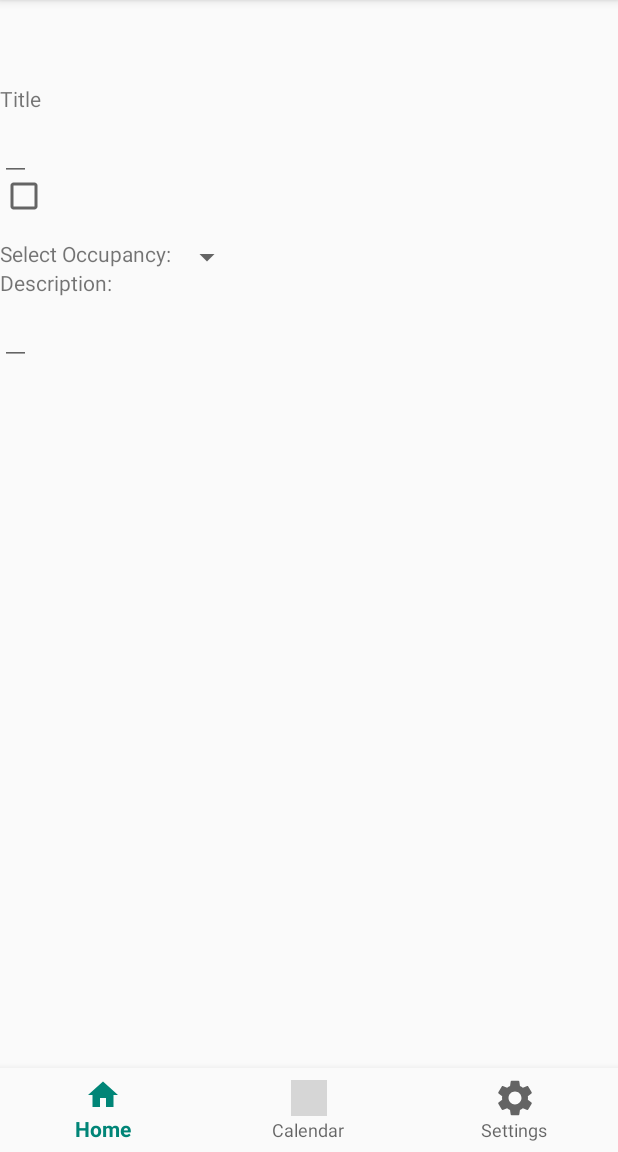
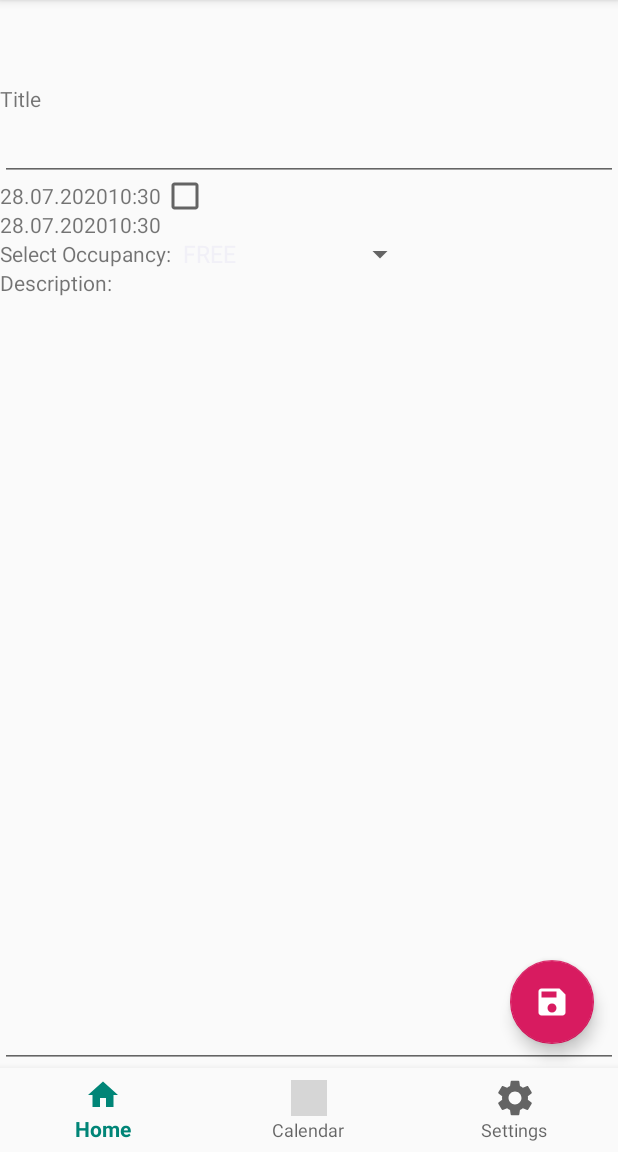
Before and after one commit to marcusrunge/RoomInfo.Droid, an Android app: the AgendaItemFragment screen opened through its navigation route, on a phone screen of 412 x 824 dp, the part 84-1236 px from its top. Run offline under Robolectric (Android 15) with nearby library versions, the phone set to English and light mode, and no system bars; our stand-ins replace Dagger/Hilt's generated code, Room's generated code, data binding, navigation-ui; libraries missing offline, so code that uses them is left out: androidx.databinding.library; 1 statement that could not run was skipped; grey boxes are pictures that could not be loaded.

Commit message:
ADDED more layout code for AgendaItem

```diff
--- /dev/null
+++ b/app/src/main/kotlin/com/marcusrunge/roominfo/adapter/SpinnerViewBindingsAdapter.kt
@@ -0,0 +1,31 @@
+package com.marcusrunge.roominfo.adapter
+
+import android.widget.AdapterView
+import android.widget.ArrayAdapter
+import android.widget.Spinner
+import androidx.databinding.BindingAdapter
+
+object SpinnerViewBindingsAdapter {
+
+    @BindingAdapter("setArrayAdapter")
+    @JvmStatic
+    fun bindArrayAdapter(spinner: Spinner, adapter: ArrayAdapter<CharSequence>?) {
+        adapter?.setDropDownViewResource(android.R.layout.simple_spinner_dropdown_item)
+        spinner.adapter = adapter
+    }
+
+    @BindingAdapter("setSelection")
+    @JvmStatic
+    fun bindSelection(spinner: Spinner, selection: Int) {
+        spinner.setSelection(selection)
+    }
+
+    @BindingAdapter("setsetOnItemSelectedListener")
+    @JvmStatic
+    fun bindsetOnItemSelectedListener(
+        spinner: Spinner,
+        onItemSelectedListener: AdapterView.OnItemSelectedListener
+    ) {
+        spinner.onItemSelectedListener = onItemSelectedListener
+    }
+}
--- a/app/src/main/kotlin/com/marcusrunge/roominfo/ui/agendaitem/AgendaItemFragment.kt
+++ b/app/src/main/kotlin/com/marcusrunge/roominfo/ui/agendaitem/AgendaItemFragment.kt
@@ -33,6 +33,7 @@ class AgendaItemFragment : Fragment() {
         binding.lifecycleOwner = this
         val viewmodel = ViewModelProvider(this, viewModelFactory)[AgendaItemViewModel::class.java]
         binding.viewmodel = viewmodel
+        viewmodel.id = arguments?.let { AgendaItemFragmentArgs.fromBundle(it).itemId }!!
         return binding.root
     }
 }
--- a/app/src/main/kotlin/com/marcusrunge/roominfo/ui/agendaitem/AgendaItemViewModel.kt
+++ b/app/src/main/kotlin/com/marcusrunge/roominfo/ui/agendaitem/AgendaItemViewModel.kt
@@ -1,15 +1,126 @@
 package com.marcusrunge.roominfo.ui.agendaitem
 
+import android.view.View
+import android.widget.AdapterView
+import android.widget.ArrayAdapter
+import androidx.databinding.Bindable
+import androidx.databinding.library.baseAdapters.BR
+import com.marcusrunge.roominfo.R
 import com.marcusrunge.roominfo.data.interfaces.Data
 import com.marcusrunge.roominfo.models.AgendaItem
 import com.marcusrunge.roominfo.models.ApplicationResource
 import com.marcusrunge.roominfo.ui.ViewModelBase
+import java.time.LocalDateTime
+import java.time.format.DateTimeFormatter
 import javax.inject.Inject
+import kotlin.properties.Delegates
 
 class AgendaItemViewModel @Inject constructor(
     private val applicationResource: ApplicationResource,
     private val data: Data
-) : ViewModelBase() {
+) : ViewModelBase(), AdapterView.OnItemSelectedListener {
+    var id by Delegates.notNull<Long>()
+    private val current = LocalDateTime.now()
+    private val dateFormatter = DateTimeFormatter.ofPattern("dd.MM.yyyy")
+    private val timeFormatter = DateTimeFormatter.ofPattern("HH:mm")
+
+    @get:Bindable
+    var occupancyAdapter: ArrayAdapter<CharSequence>? = ArrayAdapter.createFromResource(
+        applicationResource.applicationContext!!,
+        R.array.occupancy,
+        android.R.layout.simple_spinner_item
+    )
+        set(value) {
+            field = value
+            notifyPropertyChanged(BR.occupancyAdapter)
+        }
+
+    @get:Bindable
+    var occupancySelection: Int? = 0
+        set(value) {
+            if (field != value) {
+                field = value
+                notifyPropertyChanged(BR.occupancySelection)
+            }
+        }
+
+    @get:Bindable
+    var agendaItemTitle: String? = null
+        set(value) {
+            field = value
+            notifyPropertyChanged(BR.agendaItemTitle)
+        }
+
+    @get:Bindable
+    var startDate: String? = current.format(dateFormatter)
+        set(value) {
+            field = value
+            notifyPropertyChanged(BR.startDate)
+        }
+
+    @get:Bindable
+    var startTime: String? = current.format(timeFormatter)
+        set(value) {
+            field = value
+            notifyPropertyChanged(BR.startTime)
+        }
+
+    @get:Bindable
+    var allDay: Boolean? = null
+        set(value) {
+            field = value
+            notifyPropertyChanged(BR.allDay)
+        }
+
+    @get:Bindable
+    var endDate: String? = current.format(dateFormatter)
+        set(value) {
+            field = value
+            notifyPropertyChanged(BR.endDate)
+        }
+
+    @get:Bindable
+    var endTime: String? = current.format(timeFormatter)
+        set(value) {
+            field = value
+            notifyPropertyChanged(BR.endTime)
+        }
+
+    @get:Bindable
+    var occupancy: Int? = null
+        set(value) {
+            field = value
+            notifyPropertyChanged(BR.occupancy)
+        }
+
+    @get:Bindable
+    var description: String? = null
+        set(value) {
+            field = value
+            notifyPropertyChanged(BR.description)
+        }
+
+    fun saveAgendaItem() {
+        if (id > 0) {
+            //TODO: Update
+        } else {
+            //TODO: Add
+        }
+    }
+
+    fun openPicker(view: View) {
+        when (view.id) {
+            R.id.startDate -> {
+            }
+            R.id.startTime -> {
+            }
+            R.id.endDate -> {
+            }
+            R.id.endTime -> {
+            }
+        }
+    }
+
     private fun addAgendaItem(agendaItem: AgendaItem) {
         data.agendaItems.insert(
             com.marcusrunge.roominfo.data.models.AgendaItem(
@@ -45,6 +156,14 @@ class AgendaItemViewModel @Inject constructor(
     }
 
     override fun updateView(obj: Any) {
-        TODO("Not yet implemented")
+        //TODO("Not yet implemented")
+    }
+
+    override fun onNothingSelected(p0: AdapterView<*>?) {
+        //TODO("Not yet implemented")
+    }
+
+    override fun onItemSelected(p0: AdapterView<*>?, p1: View?, p2: Int, p3: Long) {
+        if (p2 != occupancySelection) occupancySelection = p2
     }
 }
--- /dev/null
+++ b/app/src/main/res/drawable/ic_save.xml
@@ -0,0 +1,9 @@
+<vector xmlns:android="http://schemas.android.com/apk/res/android"
+    android:width="24dp"
+    android:height="24dp"
+    android:viewportWidth="24"
+    android:viewportHeight="24">
+  <path
+      android:fillColor="#FFF"
+      android:pathData="M17,3L5,3c-1.11,0 -2,0.9 -2,2v14c0,1.1 0.89,2 2,2h14c1.1,0 2,-0.9 2,-2L21,7l-4,-4zM12,19c-1.66,0 -3,-1.34 -3,-3s1.34,-3 3,-3 3,1.34 3,3 -1.34,3 -3,3zM15,9L5,9L5,5h10v4z" />
+</vector>
--- a/app/src/main/res/layout/fragment_agendaitem.xml
+++ b/app/src/main/res/layout/fragment_agendaitem.xml
@@ -1,5 +1,6 @@
 <?xml version="1.0" encoding="utf-8"?>
-<layout xmlns:app="http://schemas.android.com/apk/res-auto">
+<layout xmlns:android="http://schemas.android.com/apk/res/android"
+    xmlns:app="http://schemas.android.com/apk/res-auto">
 
     <data>
 
@@ -8,9 +9,10 @@
             type="com.marcusrunge.roominfo.ui.agendaitem.AgendaItemViewModel" />
     </data>
 
-    <androidx.constraintlayout.widget.ConstraintLayout xmlns:android="http://schemas.android.com/apk/res/android"
+    <androidx.constraintlayout.widget.ConstraintLayout
         android:layout_width="match_parent"
-        android:layout_height="match_parent">
+        android:layout_height="match_parent"
+        android:layout_marginBottom="?android:attr/actionBarSize">
 
         <TextView
             android:id="@+id/agendaItemTitleTitle"
@@ -22,15 +24,21 @@
 
         <EditText
             android:id="@+id/agendaItemTitle"
-            android:layout_width="wrap_content"
+            android:layout_width="0dp"
             android:layout_height="wrap_content"
+            android:text="@={viewmodel.agendaItemTitle}"
             app:layout_constraintStart_toStartOf="parent"
+            app:layout_constraintEnd_toEndOf="parent"
             app:layout_constraintTop_toBottomOf="@id/agendaItemTitleTitle" />
 
         <TextView
             android:id="@+id/startDate"
             android:layout_width="wrap_content"
             android:layout_height="wrap_content"
+            android:clickable="true"
+            android:focusable="true"
+            android:onClick="@{(v)->viewmodel.openPicker(v)}"
+            android:text="@{viewmodel.startDate}"
             app:layout_constraintStart_toStartOf="parent"
             app:layout_constraintTop_toBottomOf="@id/agendaItemTitle" />
 
@@ -38,6 +46,10 @@
             android:id="@+id/startTime"
             android:layout_width="wrap_content"
             android:layout_height="wrap_content"
+            android:clickable="true"
+            android:focusable="true"
+            android:onClick="@{(v)->viewmodel.openPicker(v)}"
+            android:text="@{viewmodel.startTime}"
             app:layout_constraintStart_toEndOf="@id/startDate"
             app:layout_constraintTop_toBottomOf="@id/agendaItemTitle" />
 
@@ -45,6 +57,7 @@
             android:id="@+id/allDay"
             android:layout_width="wrap_content"
             android:layout_height="wrap_content"
+            android:checked="@={viewmodel.allDay}"
             app:layout_constraintBottom_toBottomOf="@id/startTime"
             app:layout_constraintStart_toEndOf="@id/startTime"
             app:layout_constraintTop_toTopOf="@id/startTime" />
@@ -53,6 +66,10 @@
             android:id="@+id/endDate"
             android:layout_width="wrap_content"
             android:layout_height="wrap_content"
+            android:clickable="true"
+            android:focusable="true"
+            android:onClick="@{(v)->viewmodel.openPicker(v)}"
+            android:text="@{viewmodel.endDate}"
             app:layout_constraintStart_toStartOf="parent"
             app:layout_constraintTop_toBottomOf="@id/startDate" />
 
@@ -60,6 +77,10 @@
             android:id="@+id/endTime"
             android:layout_width="wrap_content"
             android:layout_height="wrap_content"
+            android:clickable="true"
+            android:focusable="true"
+            android:onClick="@{(v)->viewmodel.openPicker(v)}"
+            android:text="@{viewmodel.endTime}"
             app:layout_constraintStart_toEndOf="@id/endDate"
             app:layout_constraintTop_toBottomOf="@id/startTime" />
 
@@ -75,8 +96,12 @@
             android:id="@+id/occupancy"
             android:layout_width="wrap_content"
             android:layout_height="wrap_content"
+            app:layout_constraintBottom_toBottomOf="@id/select"
+            app:layout_constraintTop_toTopOf="@id/select"
+            app:setArrayAdapter="@{viewmodel.occupancyAdapter}"
             app:layout_constraintStart_toEndOf="@id/select"
-            app:layout_constraintTop_toBottomOf="@id/endTime" />
+            app:setSelection="@{viewmodel.occupancySelection}"
+            app:setsetOnItemSelectedListener="@{viewmodel}" />
 
         <TextView
             android:id="@+id/descriptionTitle"
@@ -88,9 +113,22 @@
 
         <EditText
             android:id="@+id/description"
+            android:layout_width="0dp"
+            android:layout_height="0dp"
+            android:gravity="top"
+            app:layout_constraintBottom_toBottomOf="parent"
+            app:layout_constraintEnd_toEndOf="parent"
+            app:layout_constraintStart_toStartOf="parent"
+            app:layout_constraintTop_toBottomOf="@id/descriptionTitle" />
+
+        <com.google.android.material.floatingactionbutton.FloatingActionButton
             android:layout_width="wrap_content"
             android:layout_height="wrap_content"
-            app:layout_constraintStart_toStartOf="parent"
-            app:layout_constraintTop_toBottomOf="@id/descriptionTitle" />
+            android:layout_marginEnd="@dimen/activity_horizontal_margin"
+            android:layout_marginBottom="@dimen/activity_vertical_margin"
+            android:onClick="@{()->viewmodel.saveAgendaItem()}"
+            android:src="@drawable/ic_save"
+            app:layout_constraintBottom_toBottomOf="parent"
+            app:layout_constraintEnd_toEndOf="parent" />
     </androidx.constraintlayout.widget.ConstraintLayout>
 </layout>
--- a/app/src/main/res/layout/fragment_calendar.xml
+++ b/app/src/main/res/layout/fragment_calendar.xml
@@ -36,7 +36,7 @@
             android:layout_marginEnd="@dimen/activity_horizontal_margin"
             android:layout_marginBottom="@dimen/activity_vertical_margin"
             android:src="@drawable/ic_add"
-            android:onClick="@{()->viewmodel.navigateToAgendaItem()}"
+            android:onClick="@{()->viewmodel.addAgendaItem()}"
             app:layout_constraintBottom_toBottomOf="parent"
             app:layout_constraintEnd_toEndOf="parent" />
     </androidx.constraintlayout.widget.ConstraintLayout>
--- a/app/src/main/res/navigation/mobile_navigation.xml
+++ b/app/src/main/res/navigation/mobile_navigation.xml
@@ -36,5 +36,9 @@
             android:id="@+id/action_agendaitem_to_calendar"
             app:destination="@id/navigation_calendar"
             app:popUpTo="@id/navigation_calendar" />
+        <argument
+            android:name="item_id"
+            android:defaultValue="0L"
+            app:argType="long" />
     </fragment>
 </navigation>
--- a/app/src/main/res/values/strings.xml
+++ b/app/src/main/res/values/strings.xml
@@ -7,4 +7,13 @@
     <string name="select">Select Occupancy:</string>
     <string name="agendaItemTitle">Title</string>
     <string name="descriptionTitle">Description:</string>
+    <string-array name="occupancy">
+        <item>FREE</item>
+        <item>PRESENT</item>
+        <item>ABSENT</item>
+        <item>BUSY</item>
+        <item>OCCUPIED</item>
+        <item>LOCKED</item>
+        <item>HOMEOFFICE</item>
+    </string-array>
 </resources>
--- a/build.gradle
+++ b/build.gradle
@@ -7,6 +7,7 @@ buildscript {
     ext.coroutines_version = '1.3.8'
     ext.room_version = '2.2.5'
     ext.lifecycle_version='2.2.0'
+    ext.nav_version='2.3.0'
     repositories {
         google()
         jcenter()
@@ -15,6 +16,7 @@ buildscript {
     dependencies {
         classpath 'com.android.tools.build:gradle:4.0.1'
         classpath "org.jetbrains.kotlin:kotlin-gradle-plugin:$kotlin_version"
+        classpath "androidx.navigation:navigation-safe-args-gradle-plugin:$nav_version"
         // NOTE: Do not place your application dependencies here; they belong
         // in the individual module build.gradle files
     }
--- a/data/build.gradle
+++ b/data/build.gradle
@@ -8,7 +8,7 @@ android {
     buildToolsVersion '30.0.1'
 
     defaultConfig {
-        minSdkVersion 24
+        minSdkVersion 26
         targetSdkVersion 30
         versionCode 1
         versionName "1.0"
--- a/sockets/build.gradle
+++ b/sockets/build.gradle
@@ -7,7 +7,7 @@ android {
     buildToolsVersion '30.0.1'
 
     defaultConfig {
-        minSdkVersion 24
+        minSdkVersion 26
         targetSdkVersion 30
         versionCode 1
         versionName "1.0"
```
Also changed, not shown: app/build.gradle (+9 -7 lines), app/src/main/kotlin/com/marcusrunge/roominfo/ui/calendar/CalendarViewModel.kt (+9 -3 lines).
